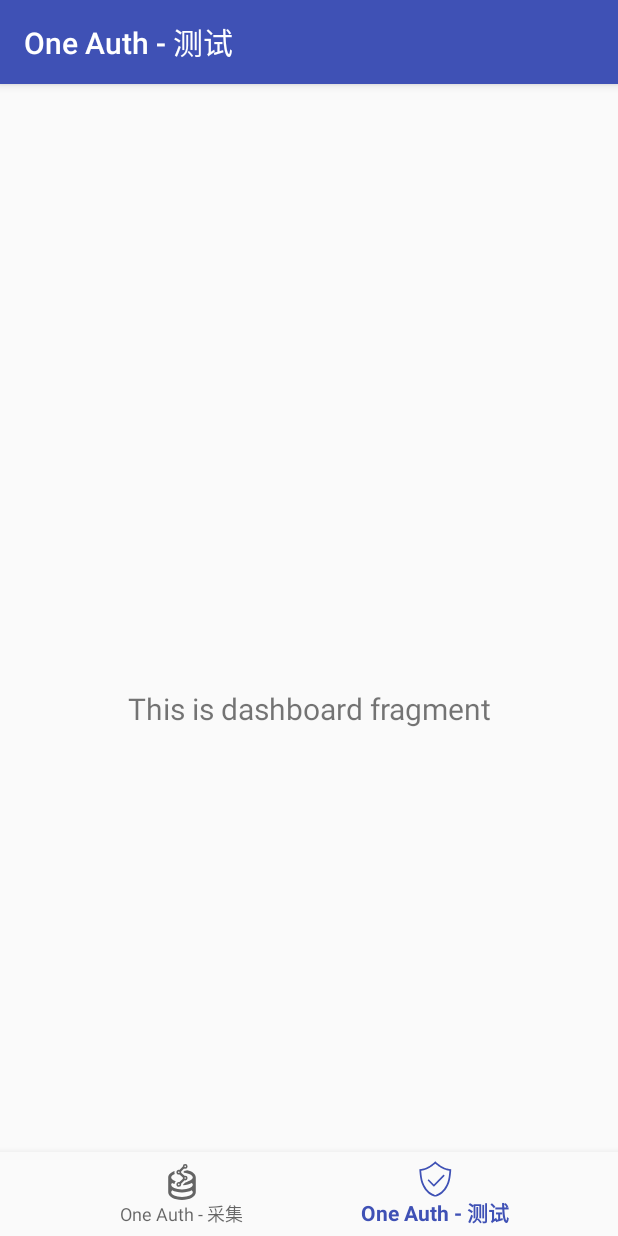
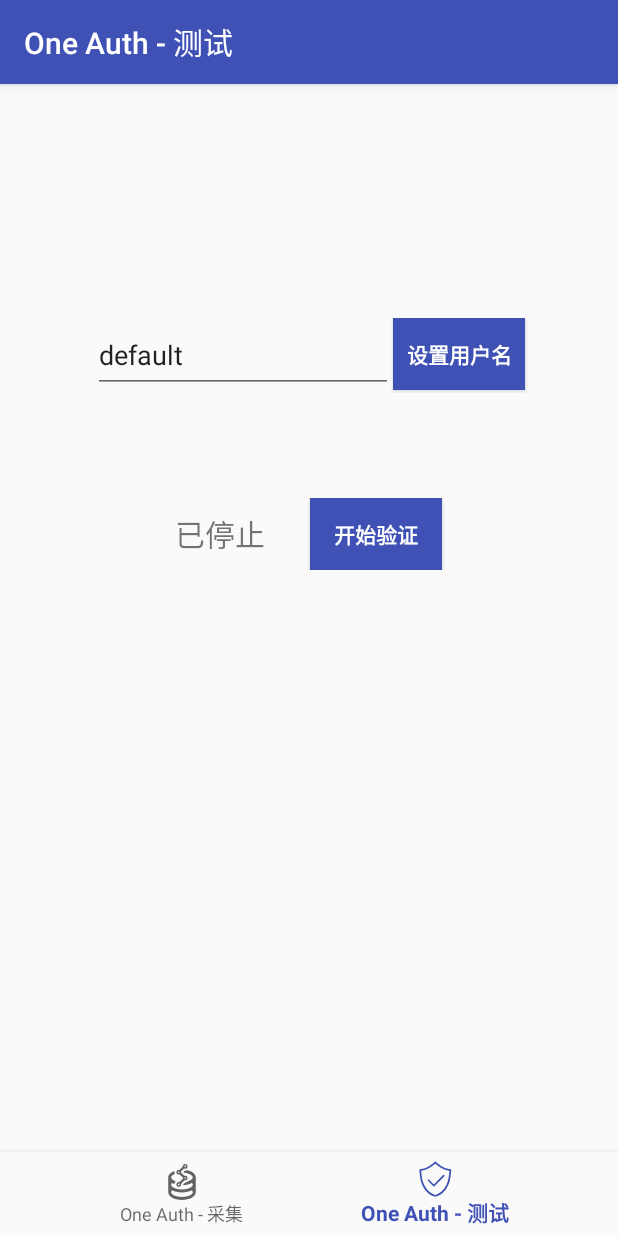
Before and after one commit to liziwl/Mobile-project, an Android app: the TestBoardFragment screen opened through its navigation route, on a phone screen of 412 x 824 dp. Run offline under Robolectric (Android 15) with nearby library versions, the phone set to English and light mode, and no system bars; our stand-ins replace navigation-ui.

Commit message:
rename and update test page

```diff
--- a/SenseLFlip/SenseFlip/src/main/java/com/liziwl/senseflip/ui/collect/CollectFragment.java
+++ b/SenseLFlip/SenseFlip/src/main/java/com/liziwl/senseflip/ui/collect/CollectFragment.java
@@ -111,8 +111,8 @@ public class CollectFragment extends Fragment {
         set_prefix.performClick();
 
 
-        status_tv = root.findViewById(R.id.status);
-        status_tv.setText(R.string.stopped); // 默认值设定
+        status_tv = root.findViewById(R.id.status_collect);
+        status_tv.setText(R.string.collect_stopped); // 默认值设定
         isRunning = false;
 
         start_btn = root.findViewById(R.id.start);
@@ -121,7 +121,7 @@ public class CollectFragment extends Fragment {
             public void onClick(View view) {
                 if (!isRunning) {
                     filename_now = util.fileNameFormater(prefix);
-                    status_tv.setText(R.string.running);
+                    status_tv.setText(R.string.collect_running);
                     status_tv.setBackgroundColor(ContextCompat.getColor(context, R.color.rec));
                     status_tv.setTextColor(Color.parseColor("#FFFFFF"));
                     status_tv.setTypeface(null, Typeface.BOLD);
@@ -137,7 +137,7 @@ public class CollectFragment extends Fragment {
         end_btn.setOnClickListener(new View.OnClickListener() {
             @Override
             public void onClick(View view) {
-                status_tv.setText(R.string.stopped);
+                status_tv.setText(R.string.collect_stopped);
                 status_tv.setBackgroundColor(0);
                 status_tv.setTextColor(ContextCompat.getColor(context, android.R.color.tab_indicator_text));
                 status_tv.setTypeface(null, Typeface.NORMAL);
--- a/SenseLFlip/SenseFlip/src/main/java/com/liziwl/senseflip/ui/testBoard/TestBoardFragment.java
+++ b/SenseLFlip/SenseFlip/src/main/java/com/liziwl/senseflip/ui/testBoard/TestBoardFragment.java
@@ -22,13 +22,13 @@ public class TestBoardFragment extends Fragment {
         testBoardViewModel =
                 ViewModelProviders.of(this).get(TestBoardViewModel.class);
         View root = inflater.inflate(R.layout.fragment_testboard, container, false);
-        final TextView textView = root.findViewById(R.id.text_dashboard);
-        testBoardViewModel.getText().observe(getViewLifecycleOwner(), new Observer<String>() {
-            @Override
-            public void onChanged(@Nullable String s) {
-                textView.setText(s);
-            }
-        });
+        // final TextView textView = root.findViewById(R.id.text_dashboard);
+        // testBoardViewModel.getText().observe(getViewLifecycleOwner(), new Observer<String>() {
+        //     @Override
+        //     public void onChanged(@Nullable String s) {
+        //         textView.setText(s);
+        //     }
+        // });
         return root;
     }
 }
--- a/SenseLFlip/SenseFlip/src/main/res/layout/fragment_collect.xml
+++ b/SenseLFlip/SenseFlip/src/main/res/layout/fragment_collect.xml
@@ -42,7 +42,7 @@
                 android:layout_height="wrap_content"
                 android:layout_gravity="end"
                 android:background="@color/colorPrimary"
-                android:text="@string/set_name"
+                android:text="@string/set_filename"
                 android:textColor="#FFFFFF"
                 android:textStyle="bold" />
 
@@ -55,11 +55,11 @@
             android:orientation="vertical">
 
             <TextView
-                android:id="@+id/status"
+                android:id="@+id/status_collect"
                 android:layout_width="wrap_content"
                 android:layout_height="wrap_content"
                 android:layout_gravity="center_vertical"
-                android:text="@string/stopped"
+                android:text="@string/collect_stopped"
                 android:textSize="20sp" />
 
             <Space
@@ -72,7 +72,7 @@
                 android:layout_height="wrap_content"
                 android:layout_gravity="start"
                 android:background="@color/colorPrimary"
-                android:text="@string/start"
+                android:text="@string/start_collect"
                 android:textColor="#FFFFFF"
                 android:textStyle="bold" />
 
@@ -86,7 +86,7 @@
                 android:layout_height="wrap_content"
                 android:layout_gravity="end"
                 android:background="@color/colorAccent"
-                android:text="@string/end"
+                android:text="@string/end_collect"
                 android:textColor="#FFFFFF"
                 android:textStyle="bold" />
 
--- a/SenseLFlip/SenseFlip/src/main/res/layout/fragment_testboard.xml
+++ b/SenseLFlip/SenseFlip/src/main/res/layout/fragment_testboard.xml
@@ -6,17 +6,105 @@
     android:layout_height="match_parent"
     tools:context=".ui.testBoard.TestBoardFragment">
 
-    <TextView
-        android:id="@+id/text_dashboard"
+    <LinearLayout
         android:layout_width="match_parent"
-        android:layout_height="wrap_content"
-        android:layout_marginStart="8dp"
-        android:layout_marginTop="8dp"
-        android:layout_marginEnd="8dp"
-        android:textAlignment="center"
-        android:textSize="20sp"
+        android:layout_height="match_parent"
+        android:gravity="center_horizontal"
+        android:orientation="vertical"
         app:layout_constraintBottom_toBottomOf="parent"
         app:layout_constraintEnd_toEndOf="parent"
+        app:layout_constraintHorizontal_bias="0.0"
         app:layout_constraintStart_toStartOf="parent"
-        app:layout_constraintTop_toTopOf="parent" />
+        app:layout_constraintTop_toTopOf="parent"
+        app:layout_constraintVertical_bias="0.0">
+
+
+        <TextView
+            android:id="@+id/tv_testing_username"
+            android:layout_width="match_parent"
+            android:layout_height="100dp"
+            android:gravity="center"
+            android:textSize="30sp" />
+
+        <TableRow
+            android:layout_width="match_parent"
+            android:layout_height="wrap_content"
+            android:gravity="center_horizontal"
+            android:orientation="vertical">
+
+            <EditText
+                android:id="@+id/et_username"
+                android:layout_width="200dp"
+                android:layout_height="50dp"
+                android:ems="10"
+                android:hint="@string/username_hint"
+                android:inputType="text"
+                android:singleLine="true"
+                android:text="@string/default_username" />
+
+            <Button
+                android:id="@+id/update_username"
+                android:layout_width="wrap_content"
+                android:layout_height="wrap_content"
+                android:layout_gravity="end"
+                android:background="@color/colorPrimary"
+                android:text="@string/set_username"
+                android:textColor="#FFFFFF"
+                android:textStyle="bold" />
+
+        </TableRow>
+
+        <TextView
+            android:id="@+id/tv_valid"
+            android:layout_width="match_parent"
+            android:layout_height="70dp"
+            android:gravity="center"
+            android:textSize="30sp" />
+
+        <TableRow
+            android:layout_width="match_parent"
+            android:layout_height="wrap_content"
+            android:gravity="center_horizontal"
+            android:orientation="vertical">
+
+            <TextView
+                android:id="@+id/status_collect"
+                android:layout_width="wrap_content"
+                android:layout_height="wrap_content"
+                android:layout_gravity="center_vertical"
+                android:text="@string/tesing_stopped"
+                android:textSize="20sp" />
+
+            <Space
+                android:layout_width="30dp"
+                android:layout_height="wrap_content" />
+
+            <Button
+                android:id="@+id/start2"
+                android:layout_width="wrap_content"
+                android:layout_height="wrap_content"
+                android:layout_gravity="start"
+                android:background="@color/colorPrimary"
+                android:text="@string/start_tesing"
+                android:textColor="#FFFFFF"
+                android:textStyle="bold" />
+
+            <!--            <Space-->
+            <!--                android:layout_width="10dp"-->
+            <!--                android:layout_height="wrap_content" />-->
+
+            <!--            <Button-->
+            <!--                android:id="@+id/end"-->
+            <!--                android:layout_width="wrap_content"-->
+            <!--                android:layout_height="wrap_content"-->
+            <!--                android:layout_gravity="end"-->
+            <!--                android:background="@color/colorAccent"-->
+            <!--                android:text="@string/end_collect"-->
+            <!--                android:textColor="#FFFFFF"-->
+            <!--                android:textStyle="bold" />-->
+
+        </TableRow>
+
+
+    </LinearLayout>
 </android.support.constraint.ConstraintLayout>
--- a/SenseLFlip/SenseFlip/src/main/res/values/strings.xml
+++ b/SenseLFlip/SenseFlip/src/main/res/values/strings.xml
@@ -1,15 +1,26 @@
 <resources>
     <string name="app_name">One auth</string>
-    <string name="set_name">设置前缀</string>
-    <string name="start">开始采集</string>
-    <string name="end">停止采集</string>
+    <string name="set_filename">设置前缀</string>
+    <string name="start_collect">开始采集</string>
+    <string name="end_collect">停止采集</string>
     <string name="file_prefix_hint">Filename prefix</string>
     <string name="default_prefix_filename">default</string>
-    <string name="stopped">已停止</string>
-    <string name="running">正录制</string>
+    <string name="collect_stopped">已停止</string>
+    <string name="collect_running">正录制</string>
 
     <string name="title_activity_main2">One Auth</string>
     <string name="title_collect">One Auth - 采集</string>
     <string name="title_testBoard">One Auth - 测试</string>
 
+    <string name="set_username">设置用户名</string>
+    <string name="username_hint">Username</string>
+    <string name="default_username">default</string>
+    <string name="start_tesing">开始验证</string>
+    <string name="tesing_stopped">已停止</string>
+    <string name="tesing_running">正监听</string>
+    <string name="tesing_good">通过</string>
+    <string name="tesing_bad">失败</string>
+
+
+
 </resources>
```
